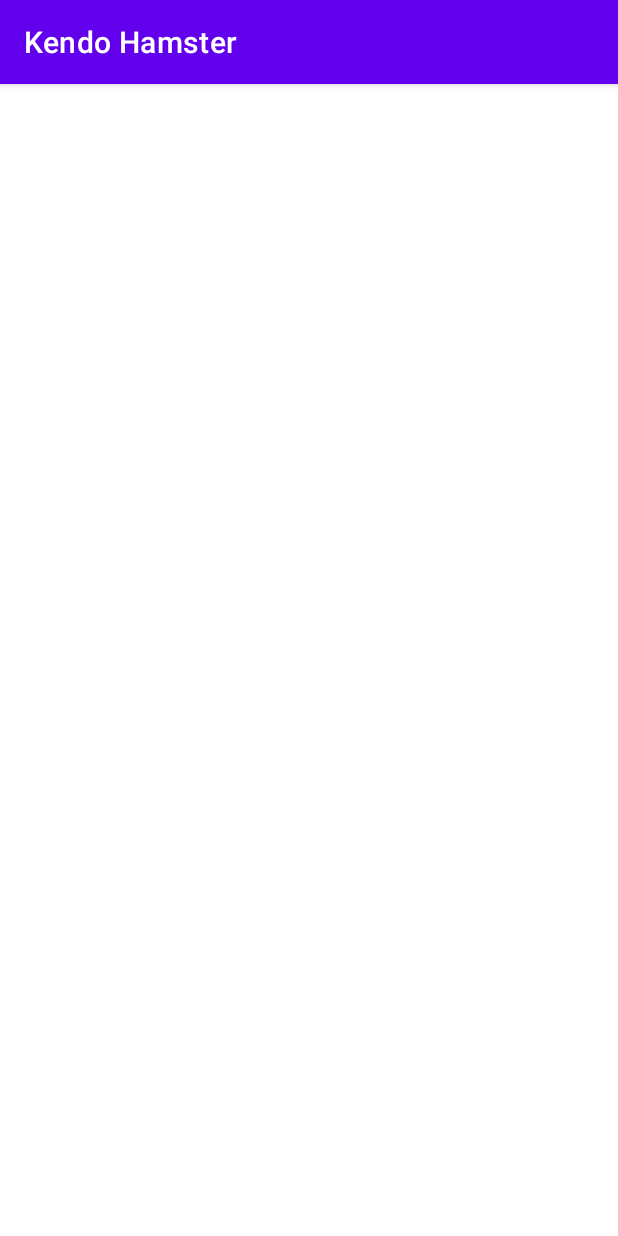
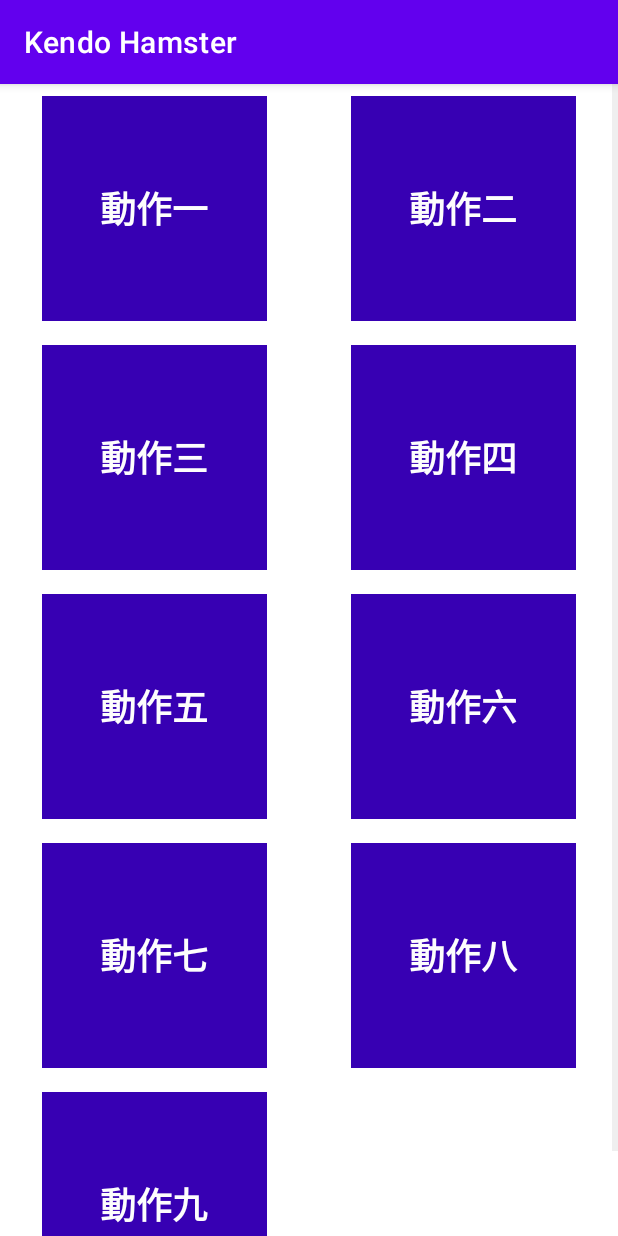
Before and after one commit to Yang-Yun-Yeh/KendoHamster, an Android app: the MotionList screen opened directly, with no data from a screen before it, on a phone screen of 412 x 824 dp. Run offline under Robolectric (Android 15) with nearby library versions, the light colour scheme and no system bars.

Commit message:
finish motionList layout

```diff
--- /dev/null
+++ b/app/src/main/java/com/ncumis/kendohamster/GridAdapter.java
@@ -0,0 +1,51 @@
+package com.ncumis.kendohamster;
+
+import android.annotation.SuppressLint;
+import android.content.Context;
+import android.view.LayoutInflater;
+import android.view.View;
+import android.view.ViewGroup;
+import android.widget.BaseAdapter;
+import android.widget.ImageView;
+import android.widget.TextView;
+
+import java.util.ArrayList;
+
+public class GridAdapter extends BaseAdapter {
+
+    Context context;
+    ArrayList<String> text = new ArrayList<>();
+
+    public GridAdapter(Context context, ArrayList<String> text) {
+        this.context = context;
+        this.text = text;
+    }
+
+    @Override
+    public int getCount() {
+        return text.size();
+    }
+
+    @Override
+    public Object getItem(int i) {
+        return null;
+    }
+
+    @Override
+    public long getItemId(int i) {
+        return 0;
+    }
+
+    @Override
+    public View getView(int i, View view, ViewGroup viewGroup) {
+
+        @SuppressLint("ViewHolder") View v = LayoutInflater.from(viewGroup.getContext())
+                .inflate(R.layout.motionlistgridview_layout, viewGroup, false);
+
+        TextView textView = v.findViewById(R.id.textView);
+        //assign data to the component
+        textView.setText(text.get(i));
+
+        return v;
+    }
+}
--- a/app/src/main/java/com/ncumis/kendohamster/MotionList.java
+++ b/app/src/main/java/com/ncumis/kendohamster/MotionList.java
@@ -3,12 +3,53 @@ package com.ncumis.kendohamster;
 import androidx.appcompat.app.AppCompatActivity;
 
 import android.os.Bundle;
+import android.view.View;
+import android.widget.AdapterView;
+import android.widget.GridView;
+import android.widget.Toast;
+
+import java.util.ArrayList;
 
 public class MotionList extends AppCompatActivity {
+
+    GridView gridView;
+    ArrayList<String> text = new ArrayList<>();
+//    ArrayList<Integer> image = new ArrayList<>();
 
     @Override
     protected void onCreate(Bundle savedInstanceState) {
         super.onCreate(savedInstanceState);
         setContentView(R.layout.activity_motion_list);
+
+        gridView = findViewById(R.id.gridView);
+        fillArray();
+
+        GridAdapter adapter = new GridAdapter(this, text);
+        gridView.setAdapter(adapter);
+
+        gridView.setOnItemClickListener(new AdapterView.OnItemClickListener() {
+            @Override
+            public void onItemClick(AdapterView<?> adapterView, View view, int i, long l) {
+
+
+
+            }
+        });
+
     }
+
+    public void fillArray(){
+        text.add("動作一");
+        text.add("動作二");
+        text.add("動作三");
+        text.add("動作四");
+        text.add("動作五");
+        text.add("動作六");
+        text.add("動作七");
+        text.add("動作八");
+        text.add("動作九");
+
+    }
+
+
 }
--- a/app/src/main/res/layout/activity_motion_list.xml
+++ b/app/src/main/res/layout/activity_motion_list.xml
@@ -1,9 +1,16 @@
 <?xml version="1.0" encoding="utf-8"?>
-<androidx.constraintlayout.widget.ConstraintLayout xmlns:android="http://schemas.android.com/apk/res/android"
+<androidx.constraintlayout.widget.ConstraintLayout
+    xmlns:android="http://schemas.android.com/apk/res/android"
     xmlns:app="http://schemas.android.com/apk/res-auto"
     xmlns:tools="http://schemas.android.com/tools"
     android:layout_width="match_parent"
     android:layout_height="match_parent"
     tools:context=".MotionList">
 
+    <GridView
+        android:id="@+id/gridView"
+        android:layout_width="match_parent"
+        android:layout_height="match_parent"
+        android:numColumns="2"
+        android:gravity="center" />
 </androidx.constraintlayout.widget.ConstraintLayout>
--- /dev/null
+++ b/app/src/main/res/layout/motionlistgridview_layout.xml
@@ -0,0 +1,31 @@
+<?xml version="1.0" encoding="utf-8"?>
+<LinearLayout xmlns:android="http://schemas.android.com/apk/res/android"
+    xmlns:app="http://schemas.android.com/apk/res-auto"
+    xmlns:tools="http://schemas.android.com/tools"
+    android:layout_width="match_parent"
+    android:layout_height="match_parent"
+    android:gravity="center"
+    android:orientation="vertical"
+    android:padding="8dp">
+
+    <androidx.constraintlayout.widget.ConstraintLayout
+        android:layout_width="wrap_content"
+        android:layout_height="wrap_content"
+        android:background="@color/design_default_color_primary_variant">
+
+        <TextView
+            android:id="@+id/textView"
+            android:layout_width="150dp"
+            android:layout_height="150dp"
+            android:gravity="center"
+            android:text="TextView"
+            android:textColor="#FDFDFD"
+            android:textSize="24sp"
+            android:textStyle="bold"
+            app:layout_constraintBottom_toBottomOf="parent"
+            app:layout_constraintEnd_toEndOf="parent"
+            app:layout_constraintStart_toStartOf="parent"
+            app:layout_constraintTop_toTopOf="parent" />
+    </androidx.constraintlayout.widget.ConstraintLayout>
+
+</LinearLayout>
```
